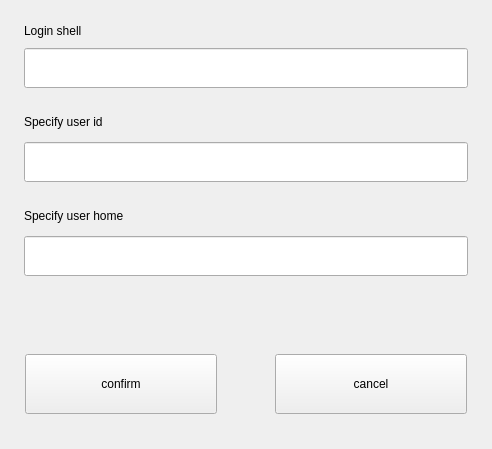
openeuler-mirror/kiran-control-panel, file plugins/account/src/pages/advance-settings-page/advance-settings.ui: the form before one commit.
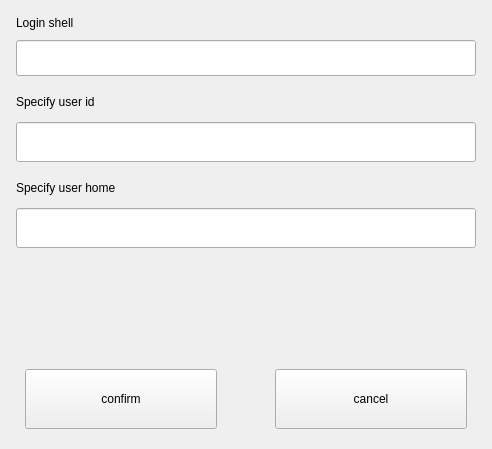
The form after the commit.

What changed in the file:
```diff
--- a/plugins/account/src/pages/advance-settings-page/advance-settings.ui
+++ b/plugins/account/src/pages/advance-settings-page/advance-settings.ui
@@ -18,13 +18,13 @@
     <number>0</number>
    </property>
    <property name="leftMargin">
-    <number>24</number>
+    <number>16</number>
    </property>
    <property name="topMargin">
     <number>0</number>
    </property>
    <property name="rightMargin">
-    <number>24</number>
+    <number>16</number>
    </property>
    <property name="bottomMargin">
     <number>0</number>
@@ -35,7 +35,7 @@
       <number>0</number>
      </property>
      <property name="topMargin">
-      <number>24</number>
+      <number>16</number>
      </property>
      <item>
       <widget class="QLabel" name="label_loginShell">
@@ -59,13 +59,13 @@
        <property name="minimumSize">
         <size>
          <width>0</width>
-         <height>40</height>
+         <height>36</height>
         </size>
        </property>
        <property name="maximumSize">
         <size>
          <width>16777215</width>
-         <height>40</height>
+         <height>36</height>
         </size>
        </property>
        <property name="contextMenuPolicy">
@@ -81,7 +81,7 @@
       <number>0</number>
      </property>
      <property name="topMargin">
-      <number>24</number>
+      <number>16</number>
      </property>
      <item>
       <widget class="QLabel" name="label_specifyUserID">
@@ -151,7 +151,7 @@
       <number>0</number>
      </property>
      <property name="topMargin">
-      <number>24</number>
+      <number>16</number>
      </property>
      <item>
       <widget class="QLabel" name="label_specifyUserHome">
@@ -223,7 +223,7 @@
       <number>0</number>
      </property>
      <property name="bottomMargin">
-      <number>35</number>
+      <number>20</number>
      </property>
      <item>
       <spacer name="horizontalSpacer_4">
```
